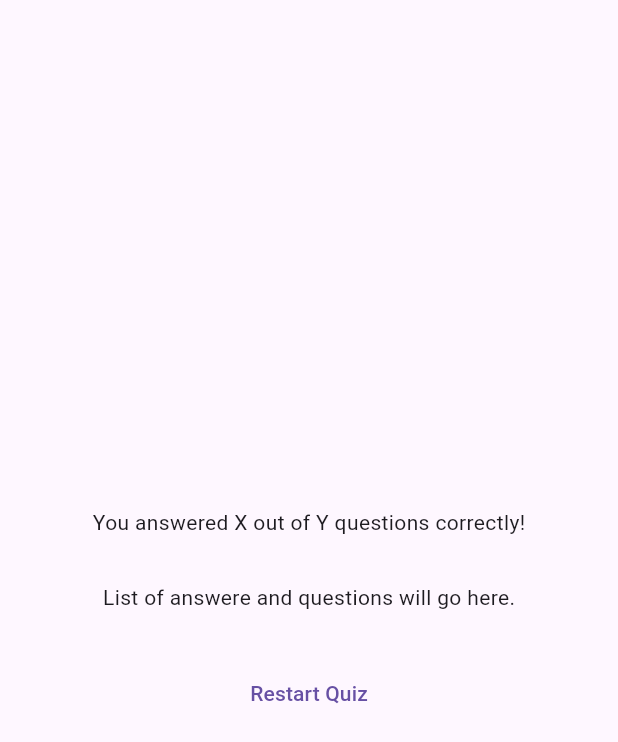
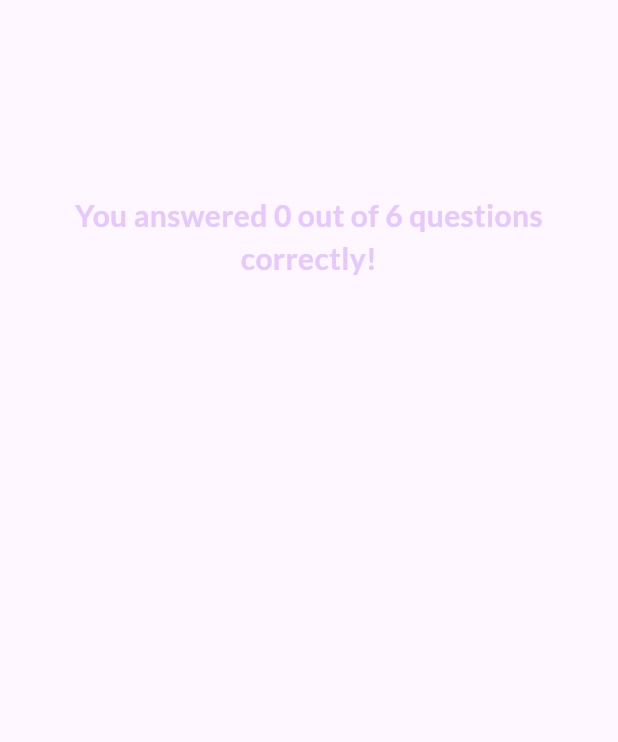
Before and after one commit to aminyous/quiz, a Flutter app: the ResultsScreen widget shown alone on an empty page, opened directly with empty values, on a phone screen of 412 x 824 dp. Shown: the top 742 px of the screen. Run offline on Flutter 3.47's test engine with Material 3 defaults, Android fonts, the phone set to English and light mode, and no system bars; our stand-ins replace google_fonts.

Commit message:
Finish the App

```diff
--- /dev/null
+++ b/lib/questions_summary.dart
@@ -0,0 +1,22 @@
+import 'package:flutter/material.dart';
+import 'package:quiz_app/summary_item.dart';
+
+class QuestionsSummary extends StatelessWidget {
+  const QuestionsSummary(this.summaryData, {super.key});
+
+  final List<Map<String, Object>> summaryData;
+
+  @override
+  Widget build(BuildContext context) {
+    return SizedBox(
+      height: 400,
+      child: SingleChildScrollView(
+        child: Column(
+          children: summaryData.map((data) {
+            return SummaryItem(data);
+          }).toList(),
+        ),
+      ),
+    );
+  }
+}
--- a/lib/results_screen.dart
+++ b/lib/results_screen.dart
@@ -1,26 +1,63 @@
 import 'package:flutter/material.dart';
+import 'package:google_fonts/google_fonts.dart';
+import 'package:quiz_app/data/questions.dart';
+import 'package:quiz_app/questions_summary.dart';
 
 class ResultsScreen extends StatelessWidget {
-  const ResultsScreen({super.key, required this.choosenAnswers});
+  const ResultsScreen({super.key, required this.choosenAnswers, required this.onRestart});
 
   final List<String> choosenAnswers;
+  final void Function() onRestart;
+
+  List<Map<String, Object>> getSummaryData() {
+    final List<Map<String, Object>> summary = [];
+
+    for (var i = 0; i < choosenAnswers.length; i++) {
+      summary.add({
+        'question_index': i,
+        'question': questions[i].text,
+        'user_answer': questions[i]
+            .answers[0], // Assuming the first answer is the user's answer
+        'correct_answer': choosenAnswers[i],
+      });
+    }
+    return summary;
+  }
 
   @override
   Widget build(BuildContext context) {
+    final summaryData = getSummaryData();
+    final numTotalQuestions = questions.length;
+    final numCorrectAnswers = summaryData.where((data) {
+      return data['user_answer'] == data['correct_answer'];
+    }).length;
+
     return SizedBox(
       width: double.infinity,
       child: Container(
         margin: const EdgeInsets.all(40),
-        child:  Column(
+        child: Column(
           mainAxisAlignment: MainAxisAlignment.center,
           children: [
-            const Text(
-              'You answered X out of Y questions correctly!',
+            Text(
+              'You answered $numCorrectAnswers out of $numTotalQuestions questions correctly!',
+              style: GoogleFonts.lato(
+                  color: Color.fromARGB(255, 230, 200, 253),
+                  fontSize: 20,
+                  fontWeight: FontWeight.bold),
+              textAlign: TextAlign.center,
             ),
             const SizedBox(height: 30),
-            const Text('List of answere and questions will go here.'),
+            QuestionsSummary(summaryData),
             const SizedBox(height: 30),
-            TextButton(onPressed: (){}, child: const Text('Restart Quiz')),
+            TextButton.icon(
+              onPressed: onRestart,
+              style: TextButton.styleFrom(
+                foregroundColor: Colors.white,
+              ),
+              icon: Icon(Icons.refresh),
+              label: const Text('Restart Quiz'),
+            ),
           ],
         ),
       ),
```
Also changed, not shown: lib/question_identifier.dart (added, +29 -0 lines), lib/quiz.dart (+12 -2 lines), lib/summary_item.dart (added, +55 -0 lines).
